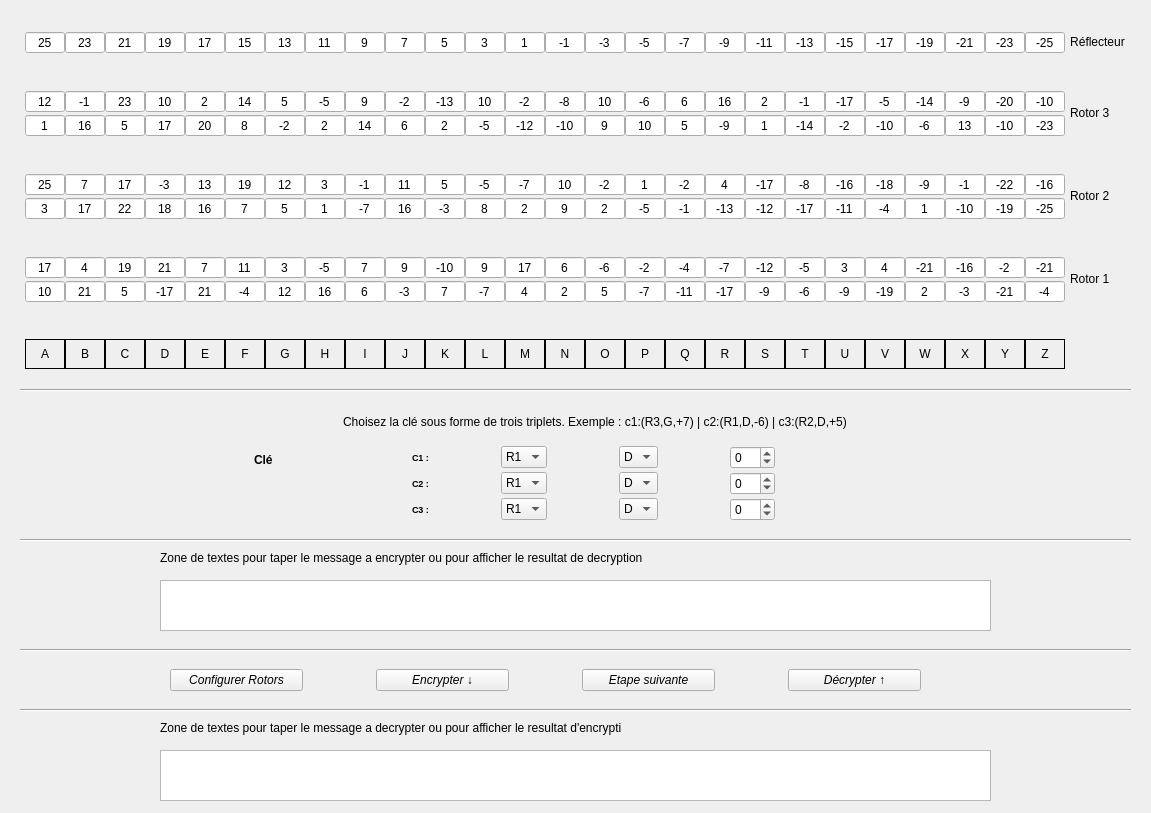
First picture: the form in ui/qt.ui, repository PyTaki/TpMachineEnigma, before the edit.
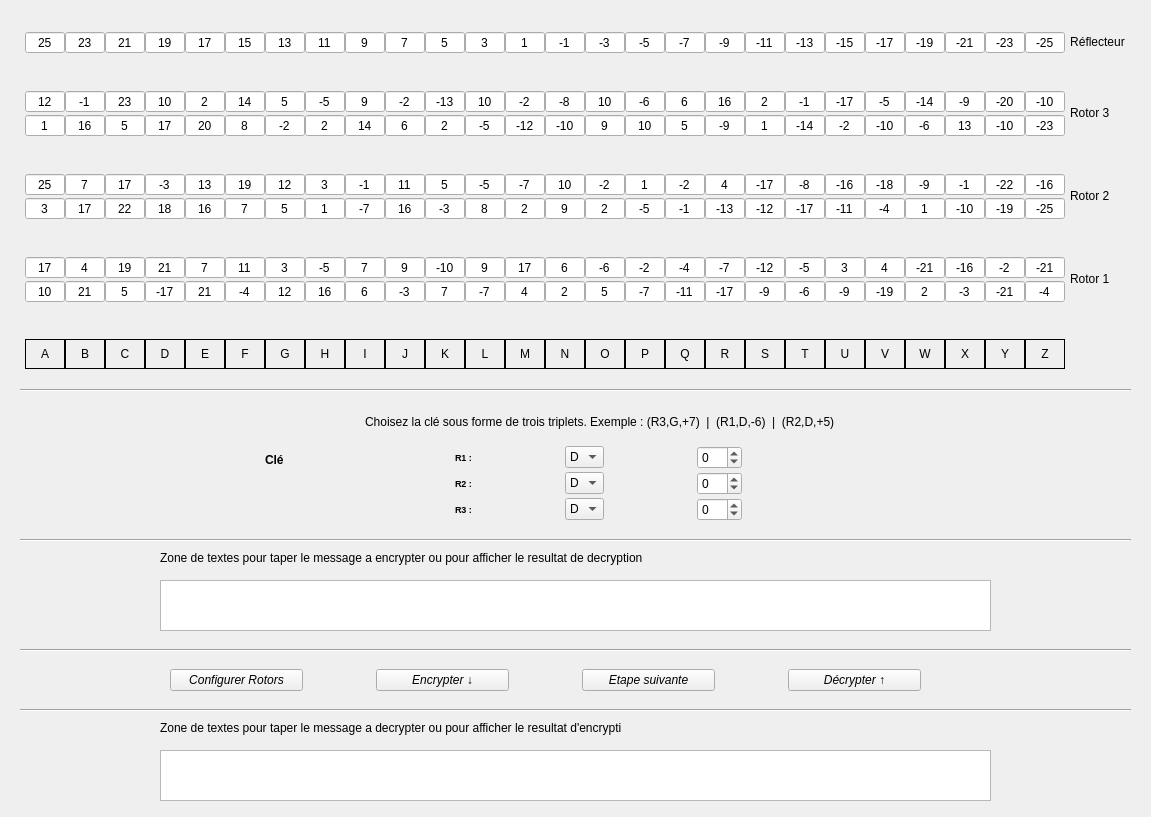
Second picture: the form after the edit. Icons and pictures are not drawn.

What changed in the file:
```diff
--- a/ui/qt.ui
+++ b/ui/qt.ui
@@ -10,7 +10,7 @@
     <x>0</x>
     <y>0</y>
     <width>1151</width>
-    <height>813</height>
+    <height>817</height>
    </rect>
   </property>
   <property name="sizePolicy">
@@ -6892,7 +6892,7 @@
          </font>
         </property>
         <property name="text">
-         <string>Choisez la clé sous forme de trois triplets. Exemple : c1:(R3,G,+7) | c2:(R1,D,-6) | c3:(R2,D,+5)</string>
+         <string>Choisez la clé sous forme de trois triplets. Exemple : (R3,G,+7)  |  (R1,D,-6)  |  (R2,D,+5)</string>
         </property>
        </widget>
       </item>
@@ -6929,35 +6929,10 @@
            </font>
           </property>
           <property name="text">
-           <string>C1 :</string>
+           <string>R1 :</string>
           </property>
          </widget>
         </item>
-        <item>
-         <widget class="QComboBox" name="c1_R">
-          <property name="sizePolicy">
-           <sizepolicy hsizetype="Fixed" vsizetype="Fixed">
-            <horstretch>0</horstretch>
-            <verstretch>0</verstretch>
-           </sizepolicy>
-          </property>
-          <item>
-           <property name="text">
-            <string>R1</string>
-           </property>
-          </item>
-          <item>
-           <property name="text">
-            <string>R2</string>
-           </property>
-          </item>
-          <item>
-           <property name="text">
-            <string>R3</string>
-           </property>
-          </item>
-         </widget>
-        </item>
         <item>
          <widget class="QComboBox" name="c1_DG">
           <property name="sizePolicy">
@@ -7026,35 +7001,10 @@
            </font>
           </property>
           <property name="text">
-           <string>C2 :</string>
+           <string>R2 :</string>
           </property>
          </widget>
         </item>
-        <item>
-         <widget class="QComboBox" name="c2_R">
-          <property name="sizePolicy">
-           <sizepolicy hsizetype="Fixed" vsizetype="Fixed">
-            <horstretch>0</horstretch>
-            <verstretch>0</verstretch>
-           </sizepolicy>
-          </property>
-          <item>
-           <property name="text">
-            <string>R1</string>
-           </property>
-          </item>
-          <item>
-           <property name="text">
-            <string>R2</string>
-           </property>
-          </item>
-          <item>
-           <property name="text">
-            <string>R3</string>
-           </property>
-          </item>
-         </widget>
-        </item>
         <item>
          <widget class="QComboBox" name="c2_DG">
           <property name="sizePolicy">
@@ -7123,35 +7073,10 @@
            </font>
           </property>
           <property name="text">
-           <string>C3 :</string>
+           <string>R3 :</string>
           </property>
          </widget>
         </item>
-        <item>
-         <widget class="QComboBox" name="c3_R">
-          <property name="sizePolicy">
-           <sizepolicy hsizetype="Fixed" vsizetype="Fixed">
-            <horstretch>0</horstretch>
-            <verstretch>0</verstretch>
-           </sizepolicy>
-          </property>
-          <item>
-           <property name="text">
-            <string>R1</string>
-           </property>
-          </item>
-          <item>
-           <property name="text">
-            <string>R2</string>
-           </property>
-          </item>
-          <item>
-           <property name="text">
-            <string>R3</string>
-           </property>
-          </item>
-         </widget>
-        </item>
         <item>
          <widget class="QComboBox" name="c3_DG">
           <property name="sizePolicy">
```
Left out of the diff: 552 changed lines with no effect on the pictures.
